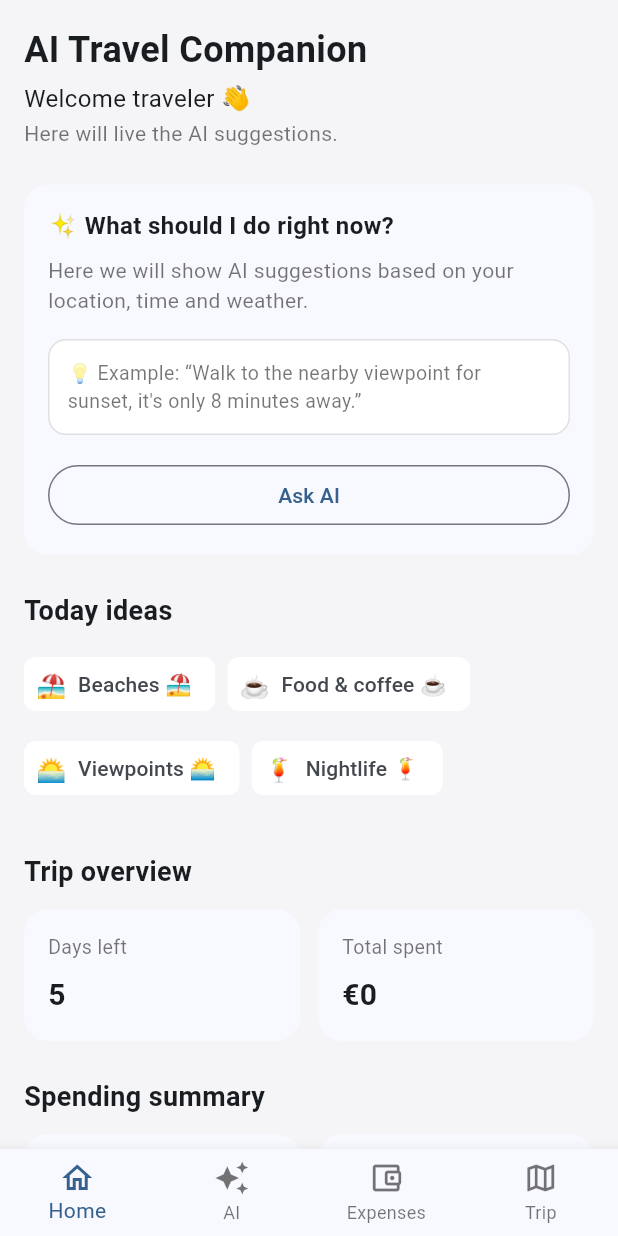
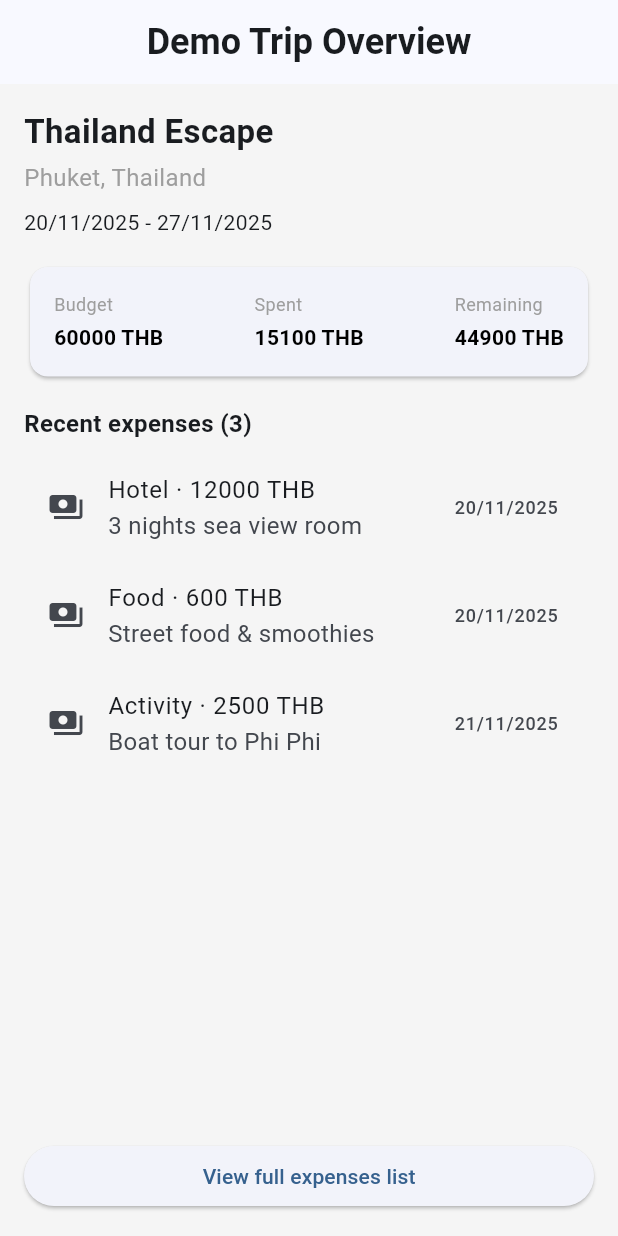
Before and after one commit to travel-ai-app/travel-ai-app, a Flutter app: the screen it shows after launch, on a phone screen of 412 x 824 dp. Run offline on Flutter 3.47's test engine with Material 3 defaults, Android fonts, the phone set to English and light mode, and no system bars.

Commit message:
Demo trip screens + add expens

```diff
--- /dev/null
+++ b/travel_ai_app/lib/core/mock/mock_data.dart
@@ -0,0 +1,102 @@
+import 'package:travel_ai_app/core/models/trip.dart'; // Εισαγωγή του μοντέλου Trip
+import 'package:travel_ai_app/core/models/trip_day.dart'; // Εισαγωγή του μοντέλου TripDay
+import 'package:travel_ai_app/core/models/activity.dart'; // Εισαγωγή του μοντέλου Activity
+import 'package:travel_ai_app/core/models/expense.dart'; // Εισαγωγή του μοντέλου Expense
+
+class MockData { // Κλάση που κρατά όλα τα mock/demo δεδομένα
+  MockData._(); // Ιδιωτικός constructor για να μη γίνεται new MockData()
+
+  static final Trip demoTrip = Trip( // Demo ταξίδι για δοκιμή
+    id: 'trip_thailand_001', // ID του ταξιδιού
+    title: 'Thailand Escape', // Τίτλος ταξιδιού
+    destination: 'Phuket, Thailand', // Προορισμός
+    startDate: DateTime(2025, 11, 20), // Ημερομηνία έναρξης
+    endDate: DateTime(2025, 11, 27), // Ημερομηνία λήξης
+    currencyCode: 'THB', // Νόμισμα
+    baseBudget: 60000, // Demo budget σε THB (π.χ. ~1500€)
+  ); // Τέλος demoTrip
+
+  static final List<TripDay> demoTripDays = <TripDay>[ // Λίστα με ημέρες ταξιδιού
+    TripDay( // Μέρα 1
+      id: 'day1', // ID ημέρας
+      tripId: 'trip_thailand_001', // Ανήκει στο demoTrip
+      date: DateTime(2025, 11, 20), // Ημερομηνία
+      notes: 'Άφιξη στο Phuket, check-in στο ξενοδοχείο', // Σημείωση
+    ), // Τέλος day1
+    TripDay( // Μέρα 2
+      id: 'day2', // ID ημέρας
+      tripId: 'trip_thailand_001', // Ανήκει στο demoTrip
+      date: DateTime(2025, 11, 21), // Ημερομηνία
+      notes: 'Boat tour στα νησιά + snorkeling', // Σημείωση
+    ), // Τέλος day2
+  ]; // Τέλος demoTripDays λίστας
+
+  static final List<Activity> demoActivities = <Activity>[ // Λίστα demo δραστηριοτήτων
+    Activity( // Δραστηριότητα 1
+      id: 'act_boat_tour', // ID δραστηριότητας
+      tripId: 'trip_thailand_001', // Σχετίζεται με demoTrip
+      dayId: 'day2', // Ανήκει στη μέρα 2
+      title: 'Boat tour to Phi Phi Islands', // Τίτλος δραστηριότητας
+      description: 'Ολοήμερη εκδρομή με βάρκα, snorkeling και παραλίες', // Περιγραφή
+      type: 'activity', // Τύπος δραστηριότητας
+      locationName: 'Phi Phi Islands', // Τοποθεσία
+      estimatedCost: 2500, // Εκτιμώμενο κόστος σε THB
+      currencyCode: 'THB', // Νόμισμα
+      rating: 4.7, // Demo rating
+      reviewCount: 1200, // Demo αριθμός reviews
+      bookingUrl: 'https://example.com/boat-tour', // Demo link booking
+    ), // Τέλος δραστηριότητας
+    Activity( // Δραστηριότητα 2
+      id: 'act_patong_night', // ID δραστηριότητας
+      tripId: 'trip_thailand_001', // Ανήκει στο ίδιο trip
+      dayId: 'day1', // Ανήκει στη μέρα 1
+      title: 'Night walk at Patong', // Τίτλος
+      description: 'Βόλτα στην Bangla Road, street food και bars', // Περιγραφή
+      type: 'nightlife', // Τύπος
+      locationName: 'Patong', // Τοποθεσία
+      estimatedCost: 1500, // Εκτιμώμενο κόστος
+      currencyCode: 'THB', // Νόμισμα
+      rating: 4.3, // Demo rating
+      reviewCount: 800, // Demo reviews
+    ), // Τέλος δραστηριότητας
+  ]; // Τέλος λίστας demoActivities
+
+  static final List<Expense> demoExpenses = <Expense>[ // Λίστα demo εξόδων
+    Expense( // Έξοδο 1
+      id: 'exp_hotel_01', // ID εξόδου
+      tripId: 'trip_thailand_001', // Σχετίζεται με demoTrip
+      dateTime: DateTime(2025, 11, 20, 15, 30), // Ημερομηνία/ώρα
+      amount: 12000, // Ποσό σε THB (π.χ. ξενοδοχείο)
+      currencyCode: 'THB', // Νόμισμα
+      category: 'Hotel', // Κατηγορία
+      paymentMethod: 'Card', // Μέθοδος πληρωμής
+      note: '3 nights sea view room', // Σημείωση
+    ), // Τέλος εξόδου
+    Expense( // Έξοδο 2
+      id: 'exp_food_01', // ID εξόδου
+      tripId: 'trip_thailand_001', // Σχετίζεται με demoTrip
+      dateTime: DateTime(2025, 11, 20, 20, 15), // Ημερομηνία/ώρα
+      amount: 600, // Ποσό (φαγητό)
+      currencyCode: 'THB', // Νόμισμα
+      category: 'Food', // Κατηγορία
+      paymentMethod: 'Cash', // Πληρωμή με μετρητά
+      note: 'Street food & smoothies', // Σημείωση
+    ), // Τέλος εξόδου
+    Expense( // Έξοδο 3
+      id: 'exp_tour_01', // ID εξόδου
+      tripId: 'trip_thailand_001', // Σχετίζεται με demoTrip
+      dateTime: DateTime(2025, 11, 21, 8, 0), // Ημερομηνία/ώρα
+      amount: 2500, // Ποσό (boat tour)
+      currencyCode: 'THB', // Νόμισμα
+      category: 'Activity', // Κατηγορία
+      paymentMethod: 'Card', // Πληρωμή με κάρτα
+      note: 'Boat tour to Phi Phi', // Σημείωση
+    ), // Τέλος εξόδου
+  ]; // Τέλος λίστας demoExpenses
+
+  static double get totalDemoExpensesThb { // Υπολογισμός συνολικού ποσού demo εξόδων
+    return demoExpenses // Παίρνουμε τη λίστα demoExpenses
+        .map((Expense e) => e.amount) // Κρατάμε μόνο τα amounts
+        .fold(0.0, (double sum, double value) => sum + value); // Αθροίζουμε όλα τα ποσά
+  } // Τέλος getter totalDemoExpensesThb
+} // Τέλος κλάσης MockData
--- a/travel_ai_app/lib/core/models/expense.dart
+++ b/travel_ai_app/lib/core/models/expense.dart
@@ -46,13 +46,14 @@ class Expense { // Κλάση για έξοδο ταξιδιού
       id: json['id'] as String, // id
       tripId: json['tripId'] as String, // tripId
       dateTime: DateTime.parse(json['dateTime'] as String), // dateTime σε DateTime
-      amount: (json['amount'] as num).toDouble(); // amount σε double
+      amount: (json['amount'] as num).toDouble(), // amount σε double
       currencyCode: json['currencyCode'] as String, // currencyCode
       category: json['category'] as String, // category
       paymentMethod: json['paymentMethod'] as String?, // paymentMethod
       note: json['note'] as String?, // note
     ); // Τέλος Expense(...)
   } // Τέλος fromJson
+
 
   Map<String, dynamic> toJson() { // Μετατροπή σε Map
     return <String, dynamic>{ // Επιστροφή Map
--- a/travel_ai_app/lib/core/models/trip.dart
+++ b/travel_ai_app/lib/core/models/trip.dart
@@ -9,13 +9,14 @@ class Trip { // Κλάση που αναπαριστά ένα ταξίδι
 
   Trip({ // Κανονικός constructor
     required this.id, // Απαιτείται id
-    required this.title; // Απαιτείται τίτλος
-    required this.destination; // Απαιτείται προορισμός
-    required this.startDate; // Απαιτείται startDate
-    required this.endDate; // Απαιτείται endDate
-    required this.currencyCode; // Απαιτείται νόμισμα
-    this.baseBudget; // Προαιρετικό budget
+    required this.title, // Απαιτείται τίτλος
+    required this.destination, // Απαιτείται προορισμός
+    required this.startDate, // Απαιτείται startDate
+    required this.endDate, // Απαιτείται endDate
+    required this.currencyCode, // Απαιτείται νόμισμαδ
+    this.baseBudget, // Προαιρετικό budget
   }); // Τέλος constructor
+
 
   int get totalDays => endDate.difference(startDate).inDays + 1; // Συνολικές μέρες ταξιδιού
 
--- /dev/null
+++ b/travel_ai_app/lib/features/trip/demo_trip_overview_screen.dart
@@ -0,0 +1,177 @@
+import 'package:flutter/material.dart'; // Βασικό Flutter UI
+import '../../core/mock/mock_data.dart'; // Demo δεδομένα (trip + expenses)
+import '../../core/models/trip.dart'; // Μοντέλο Trip
+import '../../core/models/expense.dart'; // Μοντέλο Expense
+import '../expenses/demo_expenses_screen.dart'; // Οθόνη demo εξόδων
+
+class DemoTripOverviewScreen extends StatelessWidget { // Οθόνη επισκόπησης ταξιδιού
+  const DemoTripOverviewScreen({super.key}); // Constructor με key
+
+  @override // Υπερσκίαση build
+  Widget build(BuildContext context) { // Δημιουργία UI
+    final Trip trip = MockData.demoTrip; // Παίρνουμε το demo ταξίδι
+    final List<Expense> expenses = MockData.demoExpenses; // Παίρνουμε τα demo έξοδα
+    final double totalExpenses = MockData.totalDemoExpensesThb; // Σύνολο εξόδων
+    final double baseBudget = trip.baseBudget ?? 0; // Budget ή 0 αν είναι null
+    final double remaining = baseBudget - totalExpenses; // Υπόλοιπο
+    final bool isOver = remaining < 0; // Αν είναι πάνω από budget
+
+    return Scaffold( // Βασικό scaffold της σελίδας
+      appBar: AppBar( // Πάνω μπάρα
+        title: const Text('Demo Trip Overview'), // Τίτλος της σελίδας
+        centerTitle: true, // Κεντραρισμένος τίτλος
+      ), // Τέλος AppBar
+      body: Padding( // Περιθώριο γύρω από το περιεχόμενο
+        padding: const EdgeInsets.all(16), // Όλα 16
+        child: Column( // Κάθετη διάταξη
+          crossAxisAlignment: CrossAxisAlignment.start, // Στοίχιση αριστερά
+          children: <Widget>[ // Λίστα από widgets
+            Text( // Τίτλος ταξιδιού
+              trip.title, // Π.χ. "Thailand Escape"
+              style: const TextStyle( // Στυλ τίτλου
+                fontSize: 22, // Μέγεθος γραμματοσειράς
+                fontWeight: FontWeight.bold, // Έντονα
+              ), // Τέλος style
+            ), // Τέλος Text
+            const SizedBox(height: 4), // Κενό
+            Text( // Προορισμός
+              trip.destination, // Π.χ. "Phuket, Thailand"
+              style: const TextStyle( // Στυλ προορισμού
+                fontSize: 16, // Μέγεθος
+                color: Colors.grey, // Γκρι χρώμα
+              ), // Τέλος style
+            ), // Τέλος Text
+            const SizedBox(height: 8), // Κενό
+            Text( // Ημερομηνίες ταξιδιού
+              _formatTripDates(trip), // "20/11/2025 - 27/11/2025"
+              style: const TextStyle( // Στυλ ημερομηνιών
+                fontSize: 14, // Μέγεθος
+              ), // Τέλος style
+            ), // Τέλος Text
+            const SizedBox(height: 16), // Κενό
+
+            Card( // Κάρτα για συνοπτικό budget
+              child: Padding( // Εσωτερικό padding
+                padding: const EdgeInsets.all(16), // Padding
+                child: Row( // Γραμμή με 3 στήλες
+                  mainAxisAlignment: MainAxisAlignment.spaceBetween, // Απόσταση
+                  children: <Widget>[ // Παιδιά row
+                    _buildInfoColumn( // Πρώτη στήλη
+                      'Budget', // Ετικέτα
+                      _formatAmount(baseBudget, trip.currencyCode), // Ποσό
+                    ), // Τέλος στήλης
+                    _buildInfoColumn( // Δεύτερη στήλη
+                      'Spent', // Ετικέτα
+                      _formatAmount(totalExpenses, trip.currencyCode), // Ποσό εξόδων
+                    ), // Τέλος στήλης
+                    _buildInfoColumn( // Τρίτη στήλη
+                      isOver ? 'Over budget' : 'Remaining', // Αν είναι πάνω από budget
+                      _formatAmount(remaining.abs(), trip.currencyCode), // Ποσό υπολοίπου/υπέρβασης
+                      isWarning: isOver, // Αν θα γίνει κόκκινο
+                    ), // Τέλος στήλης
+                  ], // Τέλος children
+                ), // Τέλος Row
+              ), // Τέλος Padding
+            ), // Τέλος Card
+
+            const SizedBox(height: 16), // Κενό
+
+            Text( // Τίτλος για τα έξοδα
+              'Recent expenses (${expenses.length})', // Π.χ. "Recent expenses (3)"
+              style: const TextStyle( // Στυλ κειμένου
+                fontSize: 16, // Μέγεθος
+                fontWeight: FontWeight.w600, // Μισό-έντονα
+              ), // Τέλος style
+            ), // Τέλος Text
+
+            const SizedBox(height: 8), // Κενό
+
+            Expanded( // Λαμβάνει τον υπόλοιπο χώρο
+              child: ListView.builder( // Λίστα με τα έξοδα
+                itemCount: expenses.length, // Πλήθος εξόδων
+                itemBuilder: (BuildContext context, int index) { // Builder
+                  final Expense expense = expenses[index]; // Τρέχον έξοδο
+                  return ListTile( // Γραμμή λίστας
+                    leading: const Icon(Icons.payments), // Εικονίδιο
+                    title: Text( // Τίτλος
+                      '${expense.category} · ${expense.amount.toStringAsFixed(0)} ${expense.currencyCode}', // Κατηγορία + ποσό
+                    ), // Τέλος title
+                    subtitle: Text( // Δευτερεύον κείμενο
+                      expense.note ?? 'No note', // Σημείωση
+                    ), // Τέλος subtitle
+                    trailing: Text( // Κείμενο δεξιά
+                      _formatDate(expense.dateTime), // Ημερομηνία
+                      style: const TextStyle(fontSize: 12), // Μικρή γραμματοσειρά
+                    ), // Τέλος trailing
+                  ); // Τέλος ListTile
+                }, // Τέλος itemBuilder
+              ), // Τέλος ListView.builder
+            ), // Τέλος Expanded
+
+            const SizedBox(height: 12), // Κενό
+
+            SizedBox( // Κουμπί full width
+              width: double.infinity, // Πιάνει όλο το πλάτος
+              child: ElevatedButton( // Κουμπί
+                onPressed: () { // Όταν πατηθεί
+                  Navigator.of(context).push( // Πηγαίνει σε νέα οθόνη
+                    MaterialPageRoute<Widget>( // Route τύπου Material
+                      builder: (BuildContext context) =>
+                          const DemoExpensesScreen(), // Ανοίγει την DemoExpensesScreen
+                    ), // Τέλος MaterialPageRoute
+                  ); // Τέλος push
+                }, // Τέλος onPressed
+                child: const Text('View full expenses list'), // Κείμενο στο κουμπί
+              ), // Τέλος ElevatedButton
+            ), // Τέλος SizedBox
+          ], // Τέλος children column
+        ), // Τέλος Column
+      ), // Τέλος Padding
+    ); // Τέλος Scaffold
+  } // Τέλος build
+
+  Widget _buildInfoColumn(
+    String label,
+    String value, {
+    bool isWarning = false,
+  }) {
+    return Column(
+      crossAxisAlignment: CrossAxisAlignment.start,
+      children: <Widget>[
+        Text(
+          label,
+          style: const TextStyle(
+            fontSize: 12,
+            color: Colors.grey,
+          ),
+        ),
+        const SizedBox(height: 4),
+        Text(
+          value,
+          style: TextStyle(
+            fontSize: 14,
+            fontWeight: FontWeight.w600,
+            color: isWarning ? Colors.red : Colors.black,
+          ),
+        ),
+      ],
+    );
+  }
+
+  static String _formatTripDates(Trip trip) {
+    final String start = _formatDate(trip.startDate);
+    final String end = _formatDate(trip.endDate);
+    return '$start - $end';
+  }
+
+  static String _formatAmount(double amount, String currencyCode) {
+    return '${amount.toStringAsFixed(0)} $currencyCode';
+  }
+
+  static String _formatDate(DateTime dateTime) {
+    final String day = dateTime.day.toString().padLeft(2, '0');
+    final String month = dateTime.month.toString().padLeft(2, '0');
+    final String year = dateTime.year.toString();
+    return '$day/$month/$year';
+  }
+}
--- a/travel_ai_app/lib/main.dart
+++ b/travel_ai_app/lib/main.dart
@@ -1,6 +1,8 @@
 import 'package:flutter/material.dart';
 import 'theme/app_theme.dart'; // το κεντρικό theme
 import 'ui/screens/root/root_shell.dart'; // το shell με το bottom bar
+import 'features/expenses/demo_expenses_screen.dart'; // Demo οθόνη εξόδων
+import 'features/trip/demo_trip_overview_screen.dart'; // Demo overview ταξιδιού
 
 void main() {
   runApp(const TravelAiApp()); // εκκίνηση της εφαρμογής
@@ -15,7 +17,8 @@ class TravelAiApp extends StatelessWidget { // root widget
       title: 'AI Travel Companion', // τίτλος app
       debugShowCheckedModeBanner: false, // κρύβει debug banner
       theme: AppTheme.lightTheme, // χρησιμοποιεί το κεντρικό light theme
-      home: const RootShell(), // πρώτη οθόνη: το shell με bottom navigation
+        home: const DemoTripOverviewScreen(), // Αρχική οθόνη = επισκόπηση ταξιδιού
+
     );
   }
 }
```
Also changed, not shown: travel_ai_app/lib/features/expenses/add_expense_demo_screen.dart (added, +216 -0 lines), travel_ai_app/lib/features/expenses/demo_expenses_screen.dart (added, +164 -0 lines).
